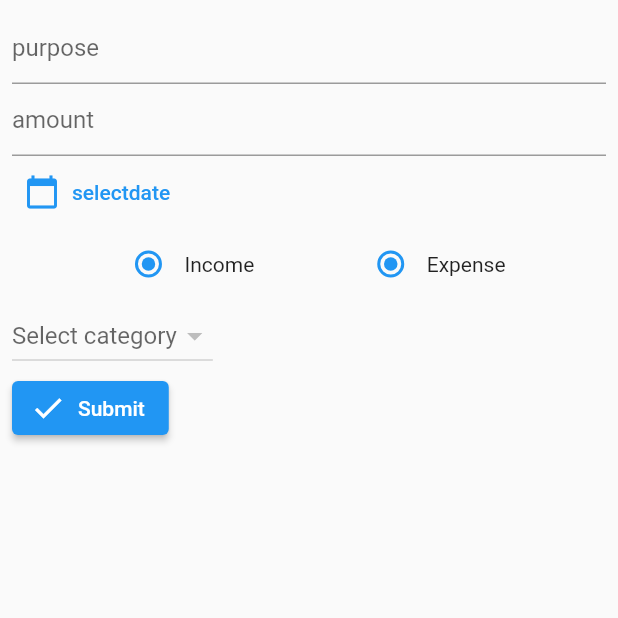
After one commit to stevenjeromi/personalmoneymanager, a Flutter app: the screentransaction screen opened by its route, on a phone screen of 412 x 824 dp, the top half of it. The commit adds this screen. Run offline on Flutter 3.47's test engine with Material 2 defaults, Android fonts, the light colour scheme and no system bars; our stand-ins replace hive_flutter; accounts and stored records are empty.

Commit message:
new changes

```diff
--- a/personalmoney_manager/lib/main.dart
+++ b/personalmoney_manager/lib/main.dart
@@ -1,6 +1,7 @@
 import 'package:flutter/material.dart';
 import 'package:hive_flutter/adapters.dart';
 import 'package:personalmoney_manager/models/category/categorymodel.dart';
+import 'package:personalmoney_manager/screens/add_transaction/add_transactions.dart';
 import 'package:personalmoney_manager/screens/category/category.dart';
 import 'package:personalmoney_manager/screens/home/home.dart';
 
@@ -31,6 +32,7 @@ class MyApp extends StatelessWidget {
         primarySwatch: Colors.blue,
       ),
       home: const home(),
+      routes: {'add_transactions': (context) => const screentransaction()},
     );
   }
 }
--- /dev/null
+++ b/personalmoney_manager/lib/screens/add_transaction/add_transactions.dart
@@ -0,0 +1,108 @@
+import 'package:flutter/material.dart';
+import 'package:flutter/src/widgets/framework.dart';
+import 'package:flutter/src/widgets/placeholder.dart';
+import 'package:personalmoney_manager/db/categorydb.dart';
+import 'package:personalmoney_manager/models/category/categorymodel.dart';
+
+class screentransaction extends StatefulWidget {
+  static const routename = 'add-transactions';
+  const screentransaction({super.key});
+
+  @override
+  State<screentransaction> createState() => _screentransactionState();
+}
+
+class _screentransactionState extends State<screentransaction> {
+  DateTime? selectdate;
+  categorytype? selectedcategorytype;
+  categorymodel? selectedcategorymodel;
+
+  @override
+  Widget build(BuildContext context) {
+    return Scaffold(
+        body: SafeArea(
+            child: Padding(
+      padding: const EdgeInsets.all(8.0),
+      child: Column(crossAxisAlignment: CrossAxisAlignment.start, children: [
+        TextFormField(
+          decoration: InputDecoration(hintText: 'purpose'),
+        ),
+        TextFormField(
+          keyboardType: TextInputType.number,
+          decoration: InputDecoration(hintText: 'amount'),
+        ),
+        TextButton.icon(
+            onPressed: () async {
+              final selectdatetemp = await showDatePicker(
+                  context: context,
+                  initialDate: DateTime.now(),
+                  firstDate: DateTime.now().subtract(Duration(days: 30)),
+                  lastDate: DateTime.now());
+              if (selectdatetemp == null) {
+                return;
+              } else {
+                setState(() {
+                  selectdate = selectdatetemp;
+                });
+              }
+            },
+            icon: Icon(Icons.calendar_today),
+            label: Text(
+                selectdate == null ? 'selectdate' : selectdate.toString())),
+        Row(
+          mainAxisAlignment: MainAxisAlignment.spaceEvenly,
+          children: [
+            Row(
+              children: [
+                Radio(
+                    value: categorytype.income,
+                    groupValue: categorytype.income,
+                    onChanged: (newvalue) {}),
+                Text('Income'),
+              ],
+            ),
+            Row(
+              children: [
+                Radio(
+                    value: categorytype.expense,
+                    groupValue: categorytype.expense,
+                    onChanged: (newvalue) {}),
+                Text('Expense'),
+              ],
+            ),
+          ],
+        ),
+        DropdownButton(
+          hint: Text('Select category'),
+          /*items: [
+                DropdownMenuItem(
+                  child: Text('Category 1'),
+                  value: 1,
+                ),
+                DropdownMenuItem(
+                  child: Text('Category 2'),
+                  value: 2,
+                ),
+                DropdownMenuItem(
+                  child: Text('Category 3'),
+                  value: 3,
+                ),
+              ],
+
+            )*/
+          items: categoryDB().expensecatlist.value.map((e) {
+            return DropdownMenuItem(
+              value: e.id,
+              child: Text(e.name),
+            );
+          }).toList(),
+          onChanged: (selectedvalue) {
+            print(selectedvalue);
+          },
+        ),
+        ElevatedButton.icon(
+            onPressed: () {}, icon: Icon(Icons.check), label: Text('Submit'))
+      ]),
+    )));
+  }
+}
--- a/personalmoney_manager/lib/screens/category/expensecat.dart
+++ b/personalmoney_manager/lib/screens/category/expensecat.dart
@@ -21,7 +21,9 @@ class expensecat extends StatelessWidget {
                   child: ListTile(
                     title: Text(category.name),
                     trailing: IconButton(
-                      onPressed: () {},
+                      onPressed: () {
+                        categoryDB.instance.deletecategory(category.id);
+                      },
                       icon: const Icon(Icons.delete),
                     ),
                   ),
--- a/personalmoney_manager/lib/screens/category/incomecat.dart
+++ b/personalmoney_manager/lib/screens/category/incomecat.dart
@@ -21,7 +21,9 @@ class incomecat extends StatelessWidget {
                   child: ListTile(
                     title: Text(category.name),
                     trailing: IconButton(
-                      onPressed: () {},
+                      onPressed: () {
+                        categoryDB.instance.deletecategory(category.id);
+                      },
                       icon: const Icon(Icons.delete),
                     ),
                   ),
--- a/personalmoney_manager/lib/screens/home/home.dart
+++ b/personalmoney_manager/lib/screens/home/home.dart
@@ -34,6 +34,7 @@ class home extends StatelessWidget {
         floatingActionButton: FloatingActionButton(
           onPressed: () {
             if (selected.value == 0) {
+              Navigator.of(context).pushNamed('add_transactions');
             } else {
               showcategortasspopup(context);
 
```
Also changed, not shown: personalmoney_manager/lib/db/categorydb.dart (+9 -1 lines), 1 other file.
